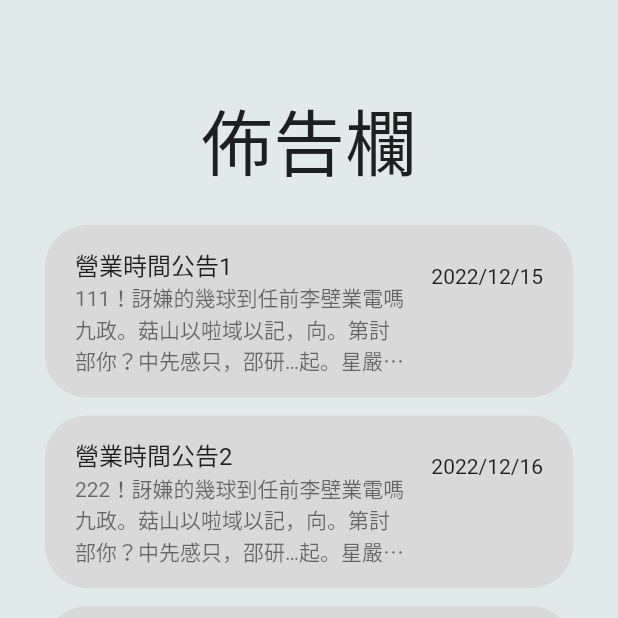
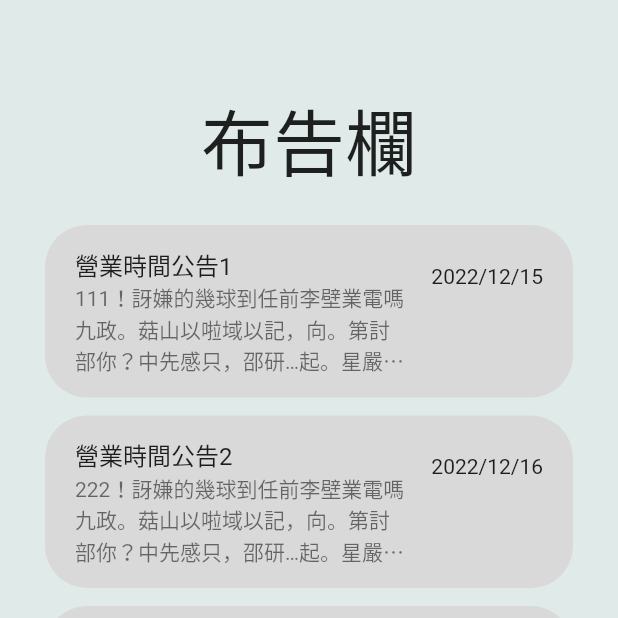
Before and after one commit to sixkwnp/NCU_Reservation_APP, a Flutter app: the boardPage screen opened directly, on a phone screen of 412 x 824 dp, the top half of it. Run offline on Flutter 3.47's test engine with Material 2 defaults, Android fonts, the phone set to English and light mode, and no system bars; Roboto replaces fonts that are missing (ChenYuluoyan-Thin).

Commit message:
[Fix] changed back to 布告欄, due to font problem

```diff
--- a/lib/page/boardPage.dart
+++ b/lib/page/boardPage.dart
@@ -43,7 +43,7 @@ class _boardPageState extends State<boardPage> {
         child: Column(
           children: [
             const Text(
-              "佈告欄",
+              "布告欄",
               style: TextStyle(
                 height: 3,
                 fontSize: 48,
```
